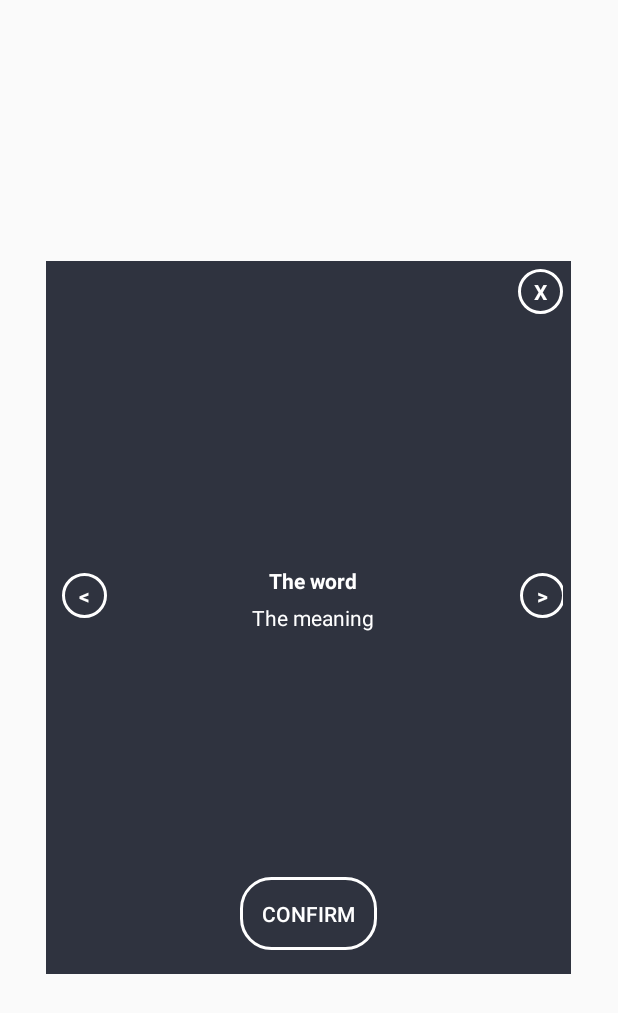
After one commit to GhassenBenMakhlouf/Opizon, an Android app: the layout app1_popup.xml on its own in the app's theme, with its tools: preview values and no code run, on a phone screen of 412 x 824 dp. The commit adds this screen. Shown: the top 1013 px of the screen. Run offline under Robolectric (Android 15) with nearby library versions, the phone set to English and light mode, and no system bars.

Commit message:
GBM: search for combinations of words and add popup dialog

```diff
--- /dev/null
+++ b/app/src/main/res/drawable/buttonstyle.xml
@@ -0,0 +1,6 @@
+<?xml version="1.0" encoding="utf-8"?>
+<shape xmlns:android="http://schemas.android.com/apk/res/android">
+<stroke android:width="2dp" android:color="@color/white"/>
+    <corners android:radius="20dp"/>
+    <padding android:top="15dp" android:bottom="15dp" android:left="15dp" android:right="15dp"/>
+</shape>
--- /dev/null
+++ b/app/src/main/res/drawable/cerclebackground.xml
@@ -0,0 +1,4 @@
+<?xml version="1.0" encoding="utf-8"?>
+<shape android:shape="oval" xmlns:android="http://schemas.android.com/apk/res/android">
+<stroke android:width="2dp" android:color="@color/white"/>
+</shape>
--- /dev/null
+++ b/app/src/main/res/layout/app1_popup.xml
@@ -0,0 +1,109 @@
+<?xml version="1.0" encoding="utf-8"?>
+<LinearLayout xmlns:android="http://schemas.android.com/apk/res/android"
+    android:orientation="vertical"
+    android:layout_width="350dp"
+    android:layout_height="475dp"
+    android:background="@color/colorPrimaryDark"
+    android:padding="5dp"
+    android:layout_gravity="center">
+    <LinearLayout
+        android:layout_width="match_parent"
+        android:layout_height="30dp"
+        android:orientation="vertical">
+        <TextView
+            android:id="@+id/txtclose"
+            android:layout_width="30dp"
+            android:layout_height="30dp"
+            android:textColor="@color/white"
+            android:text="@string/close_btn"
+            android:textStyle="bold"
+            android:layout_gravity="end"
+            android:gravity="center"
+            android:background="@drawable/cerclebackground"/>
+
+    </LinearLayout>
+
+    <LinearLayout
+        android:layout_width="match_parent"
+        android:layout_height="375dp"
+        android:orientation="horizontal">
+        <LinearLayout
+            android:layout_width="30dp"
+            android:layout_height="match_parent"
+            android:orientation="vertical"
+            android:layout_marginStart="5dp"
+            android:gravity="center">
+            <TextView
+                android:id="@+id/txtswipeleft"
+                android:layout_width="30dp"
+                android:layout_height="30dp"
+                android:textColor="@color/white"
+                android:text="@string/swipe_left_btn"
+                android:textStyle="bold"
+                android:layout_gravity="end"
+                android:gravity="center"
+                android:background="@drawable/cerclebackground"/>
+        </LinearLayout>
+        <LinearLayout
+            android:layout_width="275dp"
+            android:layout_height="match_parent"
+            android:orientation="vertical"
+            android:gravity="center">
+            <TextView
+                android:id="@+id/txtword"
+                android:layout_width="wrap_content"
+                android:layout_height="wrap_content"
+                android:text="The word"
+                android:textStyle="bold"
+                android:textColor="@color/white"
+                android:layout_gravity="center_horizontal"
+                android:layout_marginTop="5dp"/>
+            <TextView
+                android:id="@+id/txtmeaning"
+                android:layout_width="wrap_content"
+                android:layout_height="wrap_content"
+                android:text="The meaning"
+                android:textColor="@color/white"
+                android:layout_gravity="center_horizontal"
+                android:layout_marginTop="5dp"/>
+
+        </LinearLayout>
+        <LinearLayout
+            android:layout_width="30dp"
+            android:layout_height="match_parent"
+            android:orientation="vertical"
+            android:layout_marginEnd="5dp"
+            android:gravity="center">
+            <TextView
+                android:id="@+id/txtswiperight"
+                android:layout_width="30dp"
+                android:layout_height="30dp"
+                android:textColor="@color/white"
+                android:text="@string/swipe_right_btn"
+                android:textStyle="bold"
+                android:layout_gravity="end"
+                android:gravity="center"
+                android:background="@drawable/cerclebackground"/>
+        </LinearLayout>
+
+    </LinearLayout>
+
+    <LinearLayout
+        android:layout_width="match_parent"
+        android:layout_height="70dp"
+        android:orientation = "vertical">
+
+        <Button
+            android:id="@+id/btnconfirm"
+            android:layout_width="wrap_content"
+            android:layout_height="wrap_content"
+            android:layout_gravity="center_horizontal"
+            android:text="Confirm"
+            android:background="@drawable/buttonstyle"
+            android:textColor="@color/white" />
+
+    </LinearLayout>
+
+
+
+</LinearLayout>
--- a/app/src/main/res/values/colors.xml
+++ b/app/src/main/res/values/colors.xml
@@ -1,6 +1,10 @@
 <?xml version="1.0" encoding="utf-8"?>
 <resources>
     <color name="colorPrimary">#008577</color>
-    <color name="colorPrimaryDark">#00574B</color>
+    <color name="colorPrimaryDark">#2f333f</color>
+    <color name="bluelight">#49acd5</color>
+    <color name="orange">#eaad43</color>
+    <color name="green">#45bc62</color>
+    <color name="white">#fff</color>
     <color name="colorAccent">#D81B60</color>
 </resources>
--- a/app/src/main/res/values/strings.xml
+++ b/app/src/main/res/values/strings.xml
@@ -1,3 +1,7 @@
 <resources>
     <string name="app_name">Opizon</string>
+    <string name="close_btn">X</string>
+    <string name="swipe_right_btn">&gt;</string>
+    <string name="swipe_left_btn"> &lt; </string>
+
 </resources>
```
Also changed, not shown: app/src/main/java/com/example/opizon/App1.java (+146 -21 lines), app/src/main/res/anim/slide_in_left.xml (added, +8 -0 lines), app/src/main/res/anim/slide_in_right.xml (added, +8 -0 lines), app/src/main/res/anim/slide_out_left.xml (added, +8 -0 lines), app/src/main/res/anim/slide_out_right.xml (added, +8 -0 lines), app/src/main/res/layout/activity_app1.xml (+8 -1 lines).
